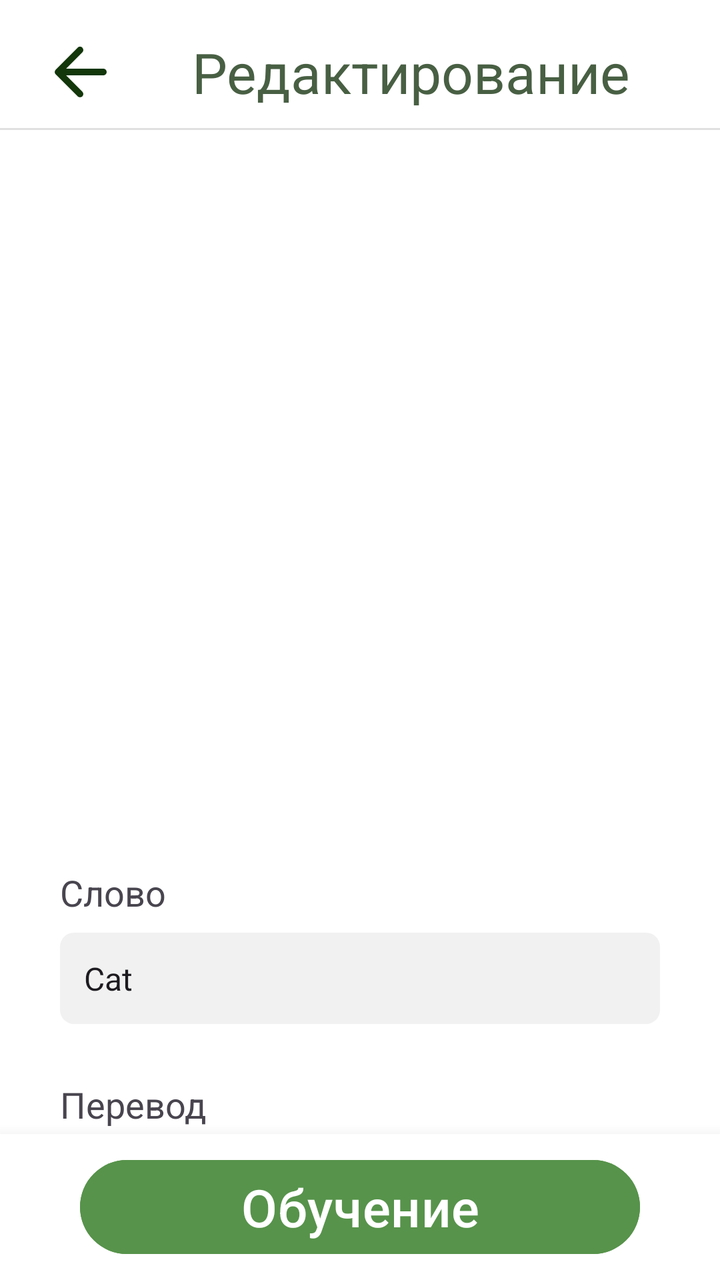
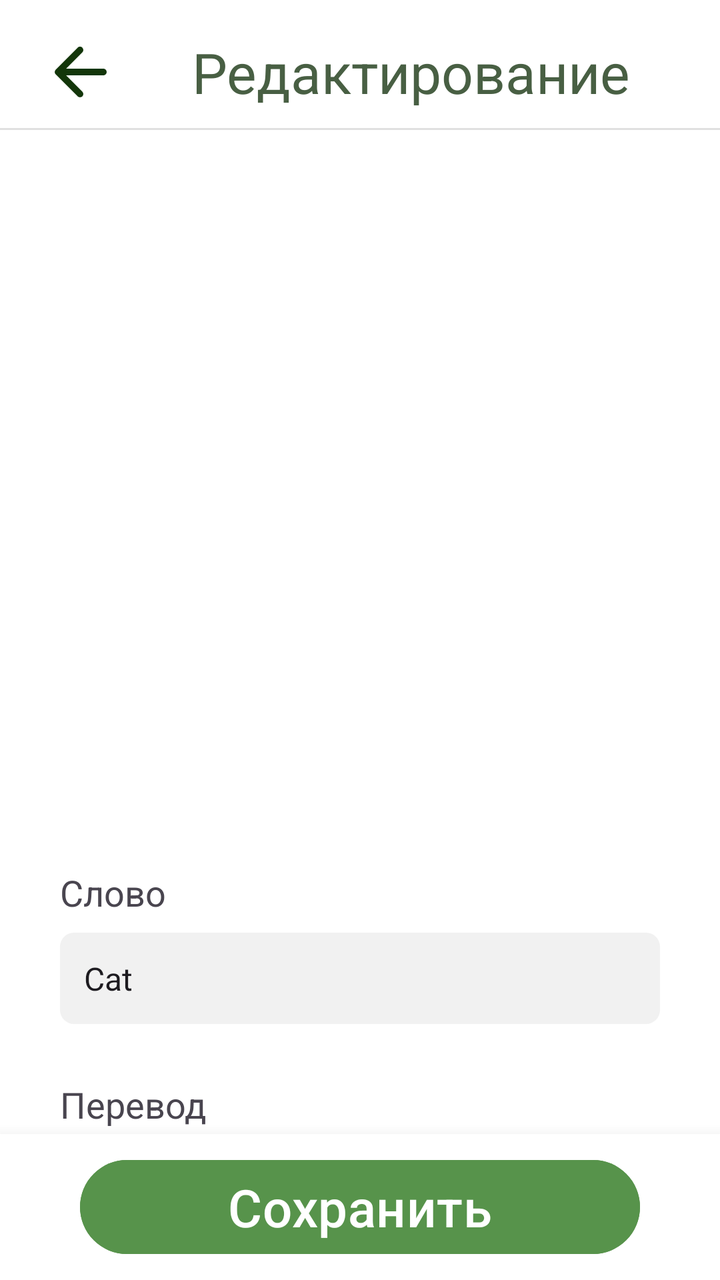

Screens rendered from an Android XML layout before and after an edit, with the pre-edit source and the edit as a unified diff.
<!-- AndroidManifest.xml: application theme Theme.EnglishApp -->
<!-- res/layout/editword.xml -->
<?xml version="1.0" encoding="utf-8"?>
<FrameLayout xmlns:android="http://schemas.android.com/apk/res/android"
    android:layout_width="match_parent"
    android:layout_height="match_parent"
    xmlns:app="http://schemas.android.com/apk/res-auto"
    android:orientation="vertical"
    android:gravity="center_horizontal">

    <LinearLayout
        android:layout_width="match_parent"
        android:layout_height="match_parent"
        android:orientation="vertical"
        >

        <LinearLayout
            android:layout_width="match_parent"
            android:layout_height="wrap_content"
            android:orientation="vertical">
            <LinearLayout
                android:layout_width="match_parent"
                android:layout_height="56dp"
                android:layout_marginTop="8dp"
                android:gravity="center_vertical"
                android:paddingHorizontal="20dp" >
                <ImageView
                    android:id="@+id/close"
                    android:layout_width="40dp"
                    android:layout_height="40dp"
                    android:src="@drawable/round_arrow_back"
                    android:layout_marginEnd="36dp"
                    />

                <TextView
                    android:layout_width="wrap_content"
                    android:layout_height="wrap_content"
                    android:text="Редактирование"
                    android:textSize="28sp"
                    android:textColor="@color/darkGreen"
                    />

            </LinearLayout>
            <View
                android:layout_width="match_parent"
                android:layout_height="1dp"
                android:background="#E0E0E0" />

        </LinearLayout>

        <LinearLayout
            android:layout_width="match_parent"
            android:layout_height="wrap_content"
            android:orientation="vertical"
            android:gravity="center"
            android:paddingHorizontal="30dp"
            >
            <ImageView
                android:layout_marginTop="23dp"
                android:id="@+id/edit_word_image"
                android:layout_width="310dp"
                android:layout_height="310dp"
                android:background="@drawable/rounded_image_background"
                app:layout_constraintBottom_toBottomOf="parent"
                app:layout_constraintTop_toBottomOf="@+id/edit_image_view"
                />

            <LinearLayout
                android:layout_width="match_parent"
                android:layout_height="wrap_content"
                android:layout_marginTop="36dp"
                android:orientation="vertical">
                <TextView
                    android:layout_width="wrap_content"
                    android:layout_height="wrap_content"
                    android:text="Слово"
                    android:textSize="18sp"
                    android:layout_marginBottom="8dp" />

                <EditText
                    android:id="@+id/editWord"
                    android:layout_width="match_parent"
                    android:layout_height="wrap_content"
                    android:text="Cat"
                    android:textSize="16sp"
                    android:padding="12dp"
                    android:background="@drawable/btn_gray_rounded" />
            </LinearLayout>

            <LinearLayout
                android:layout_width="match_parent"
                android:layout_height="wrap_content"
                android:layout_marginTop="28dp"
                android:orientation="vertical">
                <TextView
                    android:layout_width="wrap_content"
                    android:layout_height="wrap_content"
                    android:text="Перевод"
                    android:textSize="18sp"
                    android:layout_marginBottom="8dp" />

                <EditText
                    android:id="@+id/editTranslation"
                    android:layout_width="match_parent"
                    android:layout_height="wrap_content"
                    android:text="Кошка"
                    android:textSize="16sp"
                    android:padding="12dp"
                    android:background="@drawable/btn_gray_rounded"
                    android:layout_marginBottom="32dp" />
            </LinearLayout>
        </LinearLayout>
    </LinearLayout>

    <LinearLayout
        android:layout_width="match_parent"
        android:layout_height="73dp"
        android:layout_gravity="bottom"
        android:background="@color/white"

        android:elevation="12dp"
        android:gravity="center">

        <Button
            android:id="@+id/btn_learning"
            android:layout_width="280dp"
            android:layout_height="55dp"
            android:backgroundTint="@color/greenMain"
            android:text="Обучение"
            android:textSize="26sp"
            />
    </LinearLayout>
</FrameLayout>
<!-- resources referenced by this layout -->
<resources>
  <color name="darkGreen">#485F43</color>
  <color name="greenMain">#57934B</color>
  <color name="white">#FFFFFFFF</color>
  <!-- drawable btn_gray_rounded (drawable) -->
  <?xml version="1.0" encoding="utf-8"?>
  <shape xmlns:android="http://schemas.android.com/apk/res/android">
      <solid android:color="@color/grayMain"/>
      <corners android:radius="7dp" />
  </shape>
  <!-- drawable round_arrow_back (drawable) -->
  <vector xmlns:android="http://schemas.android.com/apk/res/android" android:autoMirrored="true" android:height="24dp" android:tint="#13360A" android:viewportHeight="24" android:viewportWidth="24" android:width="24dp">
        
      <path android:fillColor="@android:color/white" android:pathData="M19,11H7.83l4.88,-4.88c0.39,-0.39 0.39,-1.03 0,-1.42 -0.39,-0.39 -1.02,-0.39 -1.41,0l-6.59,6.59c-0.39,0.39 -0.39,1.02 0,1.41l6.59,6.59c0.39,0.39 1.02,0.39 1.41,0 0.39,-0.39 0.39,-1.02 0,-1.41L7.83,13H19c0.55,0 1,-0.45 1,-1s-0.45,-1 -1,-1z"/>
      
  </vector>
  <!-- drawable rounded_image_background (drawable) -->
  <?xml version="1.0" encoding="utf-8"?>
  <shape xmlns:android="http://schemas.android.com/apk/res/android">
      <solid android:color="@android:color/transparent" />
      <corners android:radius="7dp" />
  </shape>
  <style name="Theme.EnglishApp" parent="Base.Theme.EnglishApp" />
  <color name="grayMain">#F1F1F1</color>
  <style name="Base.Theme.EnglishApp" parent="Theme.Material3.DayNight.NoActionBar">
          <item name="android:windowBackground">@color/white</item>
      </style>
</resources>

<!-- the commit's change to res/layout/editword.xml (unified diff, before → after) -->
@@ -124,7 +124,7 @@
             android:layout_width="280dp"
             android:layout_height="55dp"
             android:backgroundTint="@color/greenMain"
-            android:text="Обучение"
+            android:text="Сохранить"
             android:textSize="26sp"
             />
     </LinearLayout>
